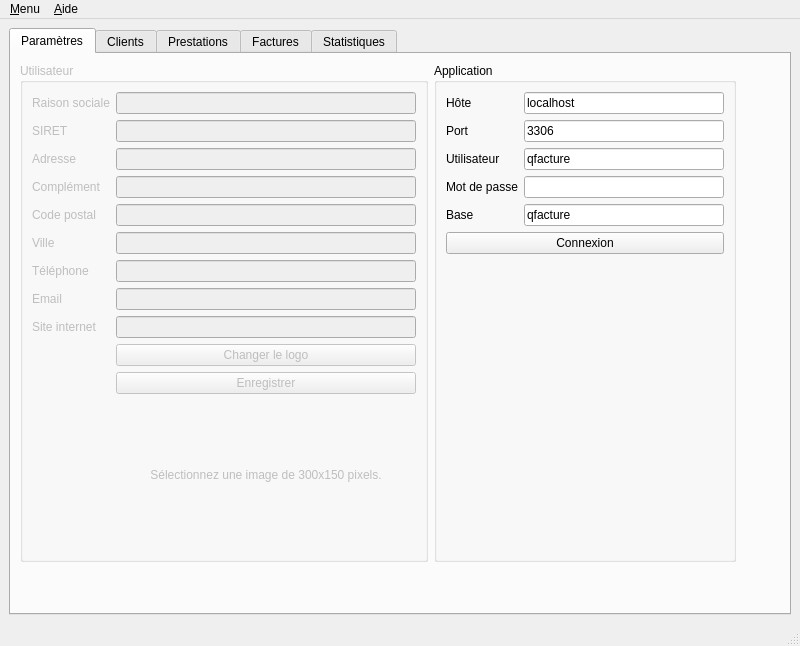
First picture: the form in ui/Qfacture.ui, repository jpec/Qfacture, before the edit.
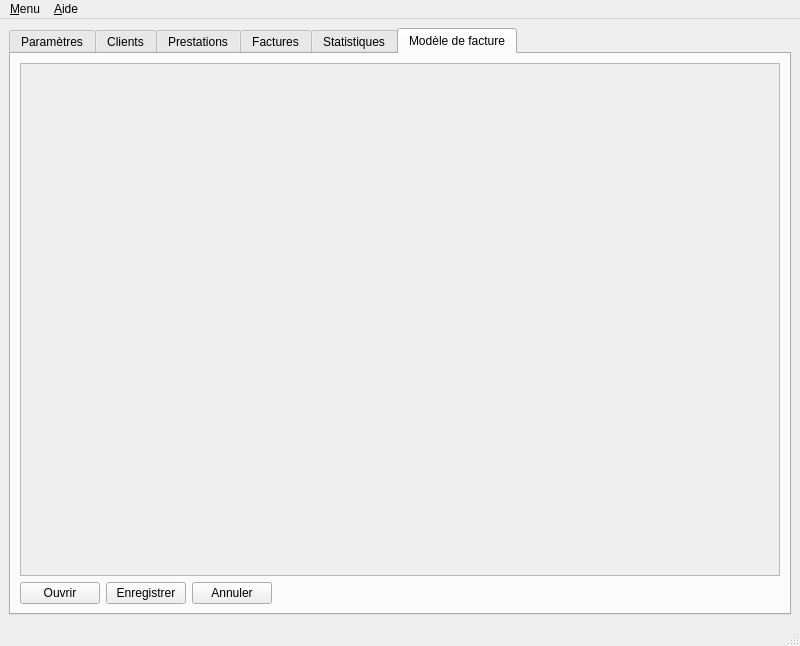
Second picture: the form after the edit. The open tabs and pages were chosen to show the change. Icons and pictures are not drawn.

Commit message: Add: Tab modèle de facture (modification template html).      Indentation du code avec Qt-creator.

What changed in the file:
```diff
--- a/ui/Qfacture.ui
+++ b/ui/Qfacture.ui
@@ -1808,6 +1808,72 @@
         </item>
        </layout>
       </widget>
+      <widget class="QWidget" name="tTemplate">
+       <attribute name="title">
+        <string>Modèle de facture</string>
+       </attribute>
+       <layout class="QGridLayout" name="gridLayout_16">
+        <item row="2" column="1">
+         <widget class="QPushButton" name="tSave">
+          <property name="text">
+           <string>Enregistrer</string>
+          </property>
+         </widget>
+        </item>
+        <item row="2" column="2">
+         <widget class="QPushButton" name="tUndo">
+          <property name="text">
+           <string>Annuler</string>
+          </property>
+         </widget>
+        </item>
+        <item row="2" column="3">
+         <spacer name="space">
+          <property name="orientation">
+           <enum>Qt::Horizontal</enum>
+          </property>
+          <property name="sizeHint" stdset="0">
+           <size>
+            <width>40</width>
+            <height>20</height>
+           </size>
+          </property>
+         </spacer>
+        </item>
+        <item row="2" column="0">
+         <widget class="QPushButton" name="tOpen">
+          <property name="text">
+           <string>Ouvrir</string>
+          </property>
+         </widget>
+        </item>
+        <item row="1" column="0" colspan="4">
+         <widget class="QTextBrowser" name="tText">
+          <property name="enabled">
+           <bool>false</bool>
+          </property>
+          <property name="font">
+           <font>
+            <family>Monospace</family>
+            <pointsize>9</pointsize>
+           </font>
+          </property>
+          <property name="undoRedoEnabled">
+           <bool>true</bool>
+          </property>
+          <property name="lineWrapMode">
+           <enum>QTextEdit::NoWrap</enum>
+          </property>
+          <property name="readOnly">
+           <bool>false</bool>
+          </property>
+          <property name="acceptRichText">
+           <bool>false</bool>
+          </property>
+         </widget>
+        </item>
+       </layout>
+      </widget>
      </widget>
     </item>
    </layout>
```
Left out of the diff: 2 changed lines with no effect on the pictures. The commit also changes 6 other files.
